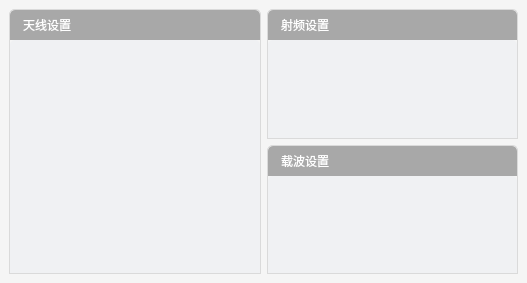
Old version of the form HTDEMO/readconfigfor6cdlg.ui in the repository shi-jq/LINKS004-YRFID-PC-CPlus.
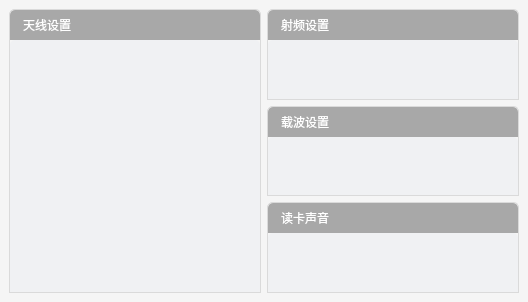
New version of the form.

Commit message: 增加声音配置

What changed in the file:
```diff
--- a/HTDEMO/readconfigfor6cdlg.ui
+++ b/HTDEMO/readconfigfor6cdlg.ui
@@ -6,8 +6,8 @@
    <rect>
     <x>0</x>
     <y>0</y>
-    <width>527</width>
-    <height>283</height>
+    <width>528</width>
+    <height>302</height>
    </rect>
   </property>
   <property name="windowTitle">
@@ -44,7 +44,7 @@
       <enum>QFrame::Raised</enum>
      </property>
      <layout class="QGridLayout" name="gridLayout">
-      <item row="0" column="0">
+      <item row="0" column="0" rowspan="3">
        <widget class="QWidget" name="widget_9" native="true">
         <property name="styleSheet">
          <string notr="true">.QWidget
@@ -115,8 +115,6 @@
        </widget>
       </item>
       <item row="0" column="1">
-       <layout class="QVBoxLayout" name="verticalLayout">
-        <item>
          <widget class="QWidget" name="widget_13" native="true">
           <property name="styleSheet">
            <string notr="true">.QWidget
@@ -186,7 +184,7 @@
           </layout>
          </widget>
         </item>
-        <item>
+      <item row="1" column="1">
          <widget class="QWidget" name="widget_11" native="true">
           <property name="styleSheet">
            <string notr="true">.QWidget
@@ -256,7 +254,75 @@
           </layout>
          </widget>
         </item>
-       </layout>
+      <item row="2" column="1">
+       <widget class="QWidget" name="widget_15" native="true">
+        <property name="styleSheet">
+         <string notr="true">.QWidget
+{
+	border: 1px solid rgb(218,218,218);
+	border-top-right-radius: 5px;
+	border-top-left-radius: 5px;
+}
+</string>
+        </property>
+        <layout class="QVBoxLayout" name="verticalLayout_9">
+         <property name="spacing">
+          <number>0</number>
+         </property>
+         <property name="leftMargin">
+          <number>1</number>
+         </property>
+         <property name="topMargin">
+          <number>1</number>
+         </property>
+         <property name="rightMargin">
+          <number>1</number>
+         </property>
+         <property name="bottomMargin">
+          <number>1</number>
+         </property>
+         <item>
+          <widget class="QLabel" name="label_19">
+           <property name="minimumSize">
+            <size>
+             <width>0</width>
+             <height>30</height>
+            </size>
+           </property>
+           <property name="maximumSize">
+            <size>
+             <width>16777215</width>
+             <height>30</height>
+            </size>
+           </property>
+           <property name="styleSheet">
+            <string notr="true">font: 10pt &quot;微软雅黑&quot;;
+color: rgb(255, 255, 255);
+background-color: rgb(168, 168, 168);
+padding: 3px 3px 3px 10px;
+border: none;
+border-top-right-radius: 5px;
+border-top-left-radius: 5px;
+</string>
+           </property>
+           <property name="text">
+            <string>读卡声音</string>
+           </property>
+          </widget>
+         </item>
+         <item>
+          <widget class="QWidget" name="widget_16" native="true">
+           <property name="styleSheet">
+            <string notr="true">.QWidget
+{
+	border: none;
+	background-color: rgb(240, 241, 243);
+}</string>
+           </property>
+          </widget>
+         </item>
+        </layout>
+       </widget>
       </item>
      </layout>
      <zorder>widget_9</zorder>
```
Left out of the diff: 3 changed lines with no effect on the pictures. Lines whose indentation alone changed are shown as unchanged. The commit also changes 15 other files.
